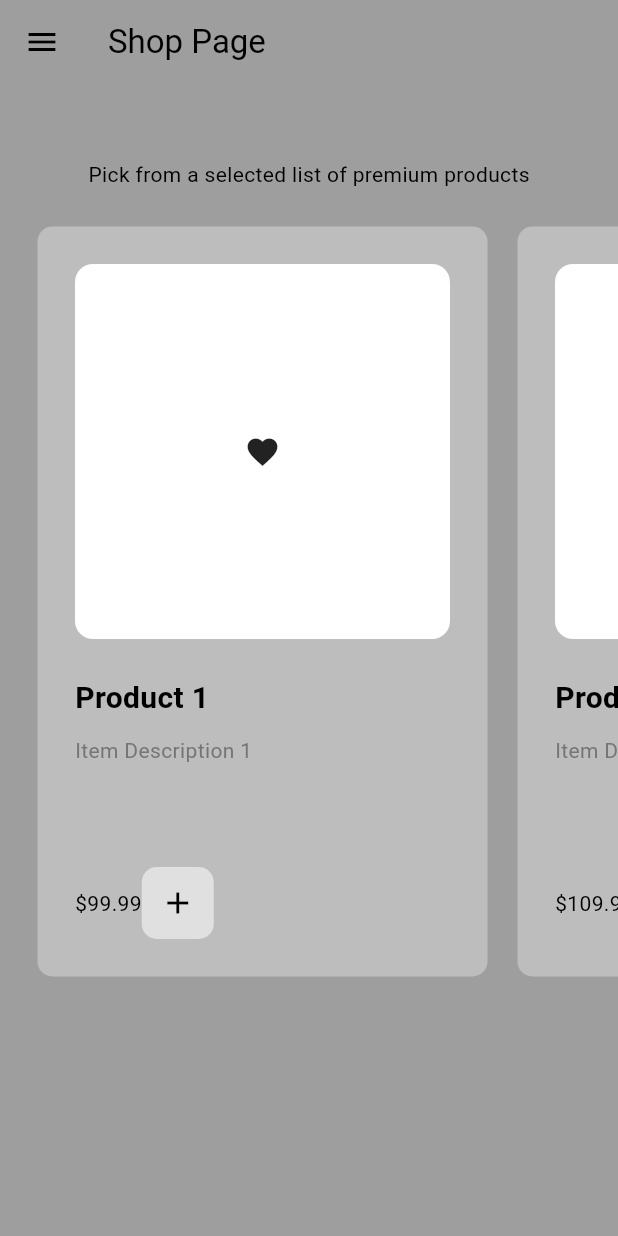
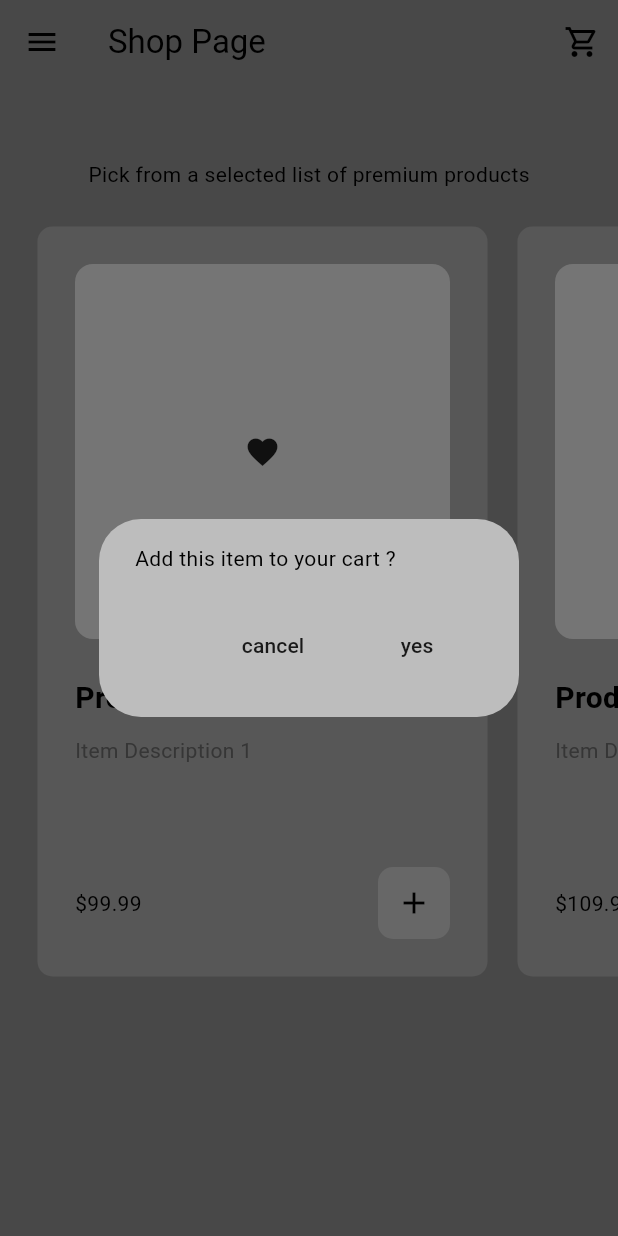
Before and after one commit to TegaEth/flutter-store-minimal, a Flutter app: the ShopPage screen opened by its route, after a tap on the "add" icon, on a phone screen of 412 x 824 dp. Run offline on Flutter 3.47's test engine with Material 3 defaults, Android fonts, the phone set to English and light mode, and no system bars.

Commit message:
the app functionality is achieved

```diff
--- a/lib/components/my_product_tile.dart
+++ b/lib/components/my_product_tile.dart
@@ -1,9 +1,40 @@
 import 'package:flutter/material.dart';
 import 'package:flutter_chat_app/models/product.dart';
+import 'package:flutter_chat_app/models/shop.dart';
+import 'package:provider/provider.dart';
 
 class MyProductTile extends StatelessWidget {
   final Product product;
+
   const MyProductTile({super.key, required this.product});
+  void addToCart(BuildContext context) {
+    //show dialog box
+    showDialog(
+      context: context,
+      builder:
+          (context) => AlertDialog(
+            content: Text("Add this item to your cart ?"),
+            actions: [
+              //cancel button
+              MaterialButton(
+                onPressed: () => Navigator.pop(context),
+                child: Text("cancel"),
+              ),
+              // yes button
+              MaterialButton(
+                onPressed: () {
+                  // pop dialog box
+                  Navigator.pop(context);
+
+                  //add to cart
+                  context.read<Shop>().addToCart(product);
+                },
+                child: Text("yes"),
+              ),
+            ],
+          ),
+    );
+  }
 
   @override
   Widget build(BuildContext context) {
@@ -35,13 +66,13 @@ class MyProductTile extends StatelessWidget {
                   child: const Icon(Icons.favorite),
                 ),
               ),
-            const SizedBox(height: 25,),
+              const SizedBox(height: 25),
               //Product name
               Text(
                 product.name,
                 style: const TextStyle(
                   fontWeight: FontWeight.bold,
-               fontSize: 20
+                  fontSize: 20,
                 ),
               ),
               const SizedBox(height: 10),
@@ -49,7 +80,7 @@ class MyProductTile extends StatelessWidget {
               Text(
                 product.description,
                 style: TextStyle(
-               color: Theme.of(context).colorScheme.inversePrimary
+                  color: Theme.of(context).colorScheme.inversePrimary,
                 ),
               ),
             ],
@@ -57,9 +88,10 @@ class MyProductTile extends StatelessWidget {
 
           //Product price + add to cart button
           Row(
+            mainAxisAlignment: MainAxisAlignment.spaceBetween,
             children: [
               // product price
-              Text('\$' + product.price.toStringAsFixed(2)),
+              Text('\$${product.price.toStringAsFixed(2)}'),
 
               // add to cart button
               Container(
@@ -68,7 +100,7 @@ class MyProductTile extends StatelessWidget {
                   borderRadius: BorderRadius.circular(10),
                 ),
                 child: IconButton(
-                  onPressed: () {},
+                  onPressed: () => addToCart(context),
                   icon: Icon(Icons.add),
                 ),
               ),
--- a/lib/pages/cart_page.dart
+++ b/lib/pages/cart_page.dart
@@ -1,12 +1,76 @@
 import 'package:flutter/material.dart';
+import 'package:flutter_chat_app/components/my_button.dart';
 import 'package:flutter_chat_app/components/my_drawer.dart';
+import 'package:flutter_chat_app/models/product.dart';
+import 'package:flutter_chat_app/models/shop.dart';
+import 'package:provider/provider.dart';
 
 class CartPage extends StatelessWidget {
   const CartPage({super.key});
 
+  // remove item from cart method
+  void removeFromCart(BuildContext context, Product product) {
+    // remove from cart
+    showDialog(
+      context: context,
+      builder:
+          (context) => AlertDialog(
+            content: Text("Remove this item to your cart ?"),
+            actions: [
+              //cancel button
+              MaterialButton(
+                onPressed: () => Navigator.pop(context),
+                child: Text("cancel"),
+              ),
+              // yes button
+              MaterialButton(
+                onPressed: () {
+                  // pop dialog box
+                  Navigator.pop(context);
+
+                  //add to cart
+                  context.read<Shop>().removeFromCart(product);
+                },
+                child: Text("yes"),
+              ),
+            ],
+          ),
+    );
+  }
+
+  //user pressed pay button
+  void payButtonOnPressed(BuildContext context) {
+    // show dialog box
+    showDialog(
+      context: context,
+      builder: (context) => AlertDialog(
+        content: Text("User wants to pay! Connect app to your payment backend."),
+        // actions: [
+        //   //cancel button
+        //   MaterialButton(
+        //     onPressed: () => Navigator.pop(context),
+        //     child: Text("cancel"),
+        //   ),
+        //   // yes button
+        //   MaterialButton(
+        //     onPressed: () {
+        //       // pop dialog box
+        //       Navigator.pop(context);
+        //       // navigate to shop page
+        //       Navigator.pushNamed(context, '/shop_page');
+        //     },
+        //     child: Text("yes"),
+        //   ),
+        // ],
+      ),
+    );
+  }
+
   @override
   Widget build(BuildContext context) {
-    return Scaffold(appBar: AppBar(
+    final cart = context.watch<Shop>().cart;
+    return Scaffold(
+      appBar: AppBar(
         backgroundColor: Colors.transparent,
         elevation: 0,
         foregroundColor: Theme.of(context).colorScheme.inversePrimary,
@@ -14,6 +78,37 @@ class CartPage extends StatelessWidget {
       ),
       drawer: const MyDrawer(),
       backgroundColor: Colors.grey[400],
+      body: Column(
+        children: [
+          // cart list
+          Expanded(
+            child: cart.isEmpty
+            ? const Center(
+              child: Text("Cart is empty")
+            )
+            : ListView.builder(
+              itemCount: cart.length,
+              itemBuilder: (context, index) {
+                // get individual product from cart
+                final item = cart[index];
+                return ListTile(
+                  title: Text(item.name),
+                  subtitle: Text(item.price.toStringAsFixed(2)),
+                  trailing: IconButton(
+                    icon: const Icon(Icons.delete),
+                    onPressed: () => removeFromCart(context, item),
+                  ),
+                );
+              },
+            ),
+          ),
+          // pay button
+          Padding(
+            padding: const EdgeInsets.all(50),
+            child: MyButton(onTap: () => payButtonOnPressed(context), child: Text("PAY NOW"))
+          )
+        ],
+      ),
     );
   }
 }
--- a/lib/pages/shop_page.dart
+++ b/lib/pages/shop_page.dart
@@ -17,6 +17,10 @@ class ShopPage extends StatelessWidget {
         backgroundColor: Colors.transparent,
         foregroundColor: Colors.black,
         title: const Text("Shop Page"),
+        actions: [
+          // go to cart page
+          IconButton(onPressed: () => Navigator.pushNamed(context, '/cart_page'), icon: Icon(Icons.shopping_cart_outlined))
+        ],
       ),
 
       drawer: MyDrawer(),
```
Also changed, not shown: assets/1..webp (added), assets/2..jpg (added), assets/3..webp (added), assets/4..jpeg (added). Lines whose indentation alone changed are shown as unchanged.
